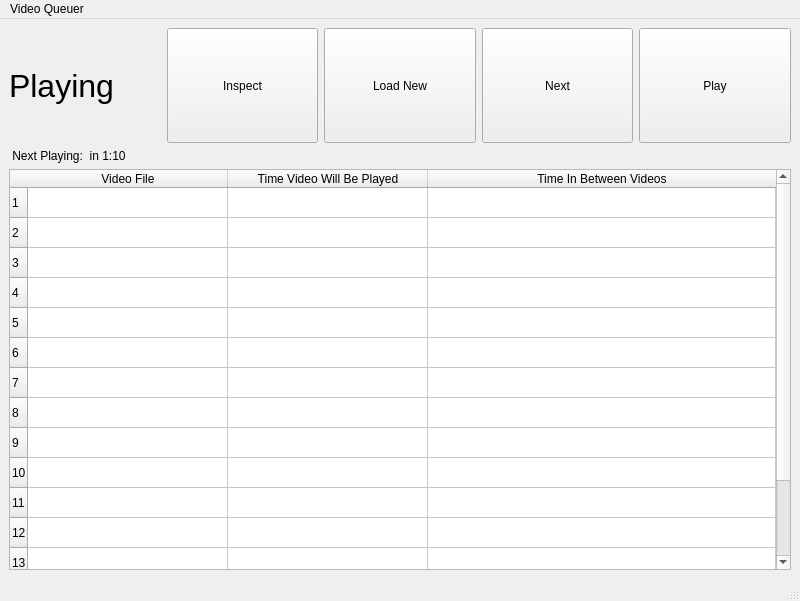
Before: the Qt Designer form video1.ui in coderkalyan/vst_project, drawn with Qt 5.
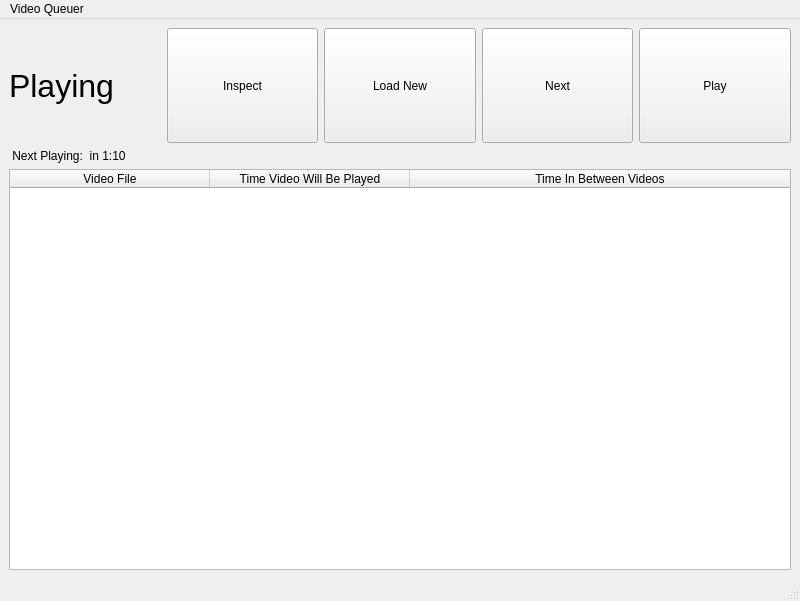
After: the same form once the commit is applied. Icons and pictures are not drawn.

Patch:
```diff
--- a/video1.ui
+++ b/video1.ui
@@ -223,7 +223,7 @@
        <bool>true</bool>
       </property>
       <property name="rowCount">
-       <number>15</number>
+       <number>0</number>
       </property>
       <property name="columnCount">
        <number>3</number>
@@ -252,21 +252,6 @@
       <attribute name="verticalHeaderStretchLastSection">
        <bool>false</bool>
       </attribute>
-      <row/>
-      <row/>
-      <row/>
-      <row/>
-      <row/>
-      <row/>
-      <row/>
-      <row/>
-      <row/>
-      <row/>
-      <row/>
-      <row/>
-      <row/>
-      <row/>
-      <row/>
       <column>
        <property name="text">
         <string>Video File</string>
@@ -300,41 +285,6 @@
         <string extracomment="Time the video will play relative to starting time"/>
        </property>
       </column>
-      <item row="0" column="0">
-       <property name="text">
-        <string/>
-       </property>
-       <property name="toolTip">
-        <string>Video file to play.</string>
-       </property>
-      </item>
-      <item row="0" column="1">
-       <property name="text">
-        <string/>
-       </property>
-       <property name="toolTip">
-        <string>Absolute time to play video,</string>
-       </property>
-      </item>
-      <item row="0" column="2">
-       <property name="text">
-        <string/>
-       </property>
-       <property name="toolTip">
-        <string>Time relative to start to play video</string>
-       </property>
-       <property name="flags">
-        <set>ItemIsSelectable|ItemIsEditable|ItemIsDragEnabled|ItemIsUserCheckable|ItemIsEnabled</set>
-       </property>
-      </item>
-      <item row="3" column="2">
-       <property name="text">
-        <string/>
-       </property>
-       <property name="flags">
-        <set>ItemIsSelectable|ItemIsDragEnabled|ItemIsDropEnabled|ItemIsUserCheckable|ItemIsEnabled</set>
-       </property>
-      </item>
      </widget>
     </item>
    </layout>
```
Left out of the diff: 2 changed lines with no effect on the pictures.
